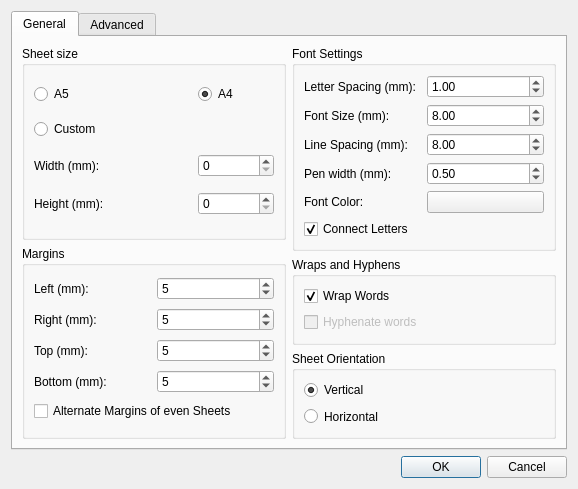
Before: the Qt Designer form preferencesdialog.ui in aizenbit/Scribbler, drawn with Qt 5.
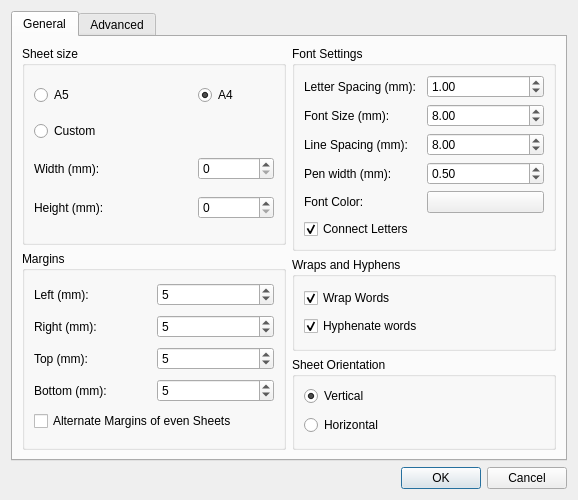
After: the same form once the commit is applied.

Commit message: added ui setting for hyphenate; removed debug code

```diff
--- a/preferencesdialog.ui
+++ b/preferencesdialog.ui
@@ -7,7 +7,7 @@
     <x>0</x>
     <y>0</y>
     <width>578</width>
-    <height>483</height>
+    <height>500</height>
    </rect>
   </property>
   <property name="windowTitle">
@@ -298,7 +298,7 @@
             <item>
              <widget class="QCheckBox" name="hyphenateWordsCheckBox">
               <property name="enabled">
-               <bool>false</bool>
+               <bool>true</bool>
               </property>
               <property name="text">
                <string>Hyphenate words</string>
@@ -306,6 +306,9 @@
               <property name="checkable">
                <bool>true</bool>
               </property>
+              <property name="checked">
+               <bool>true</bool>
+              </property>
              </widget>
             </item>
            </layout>
```
The commit also changes 2 other files.
